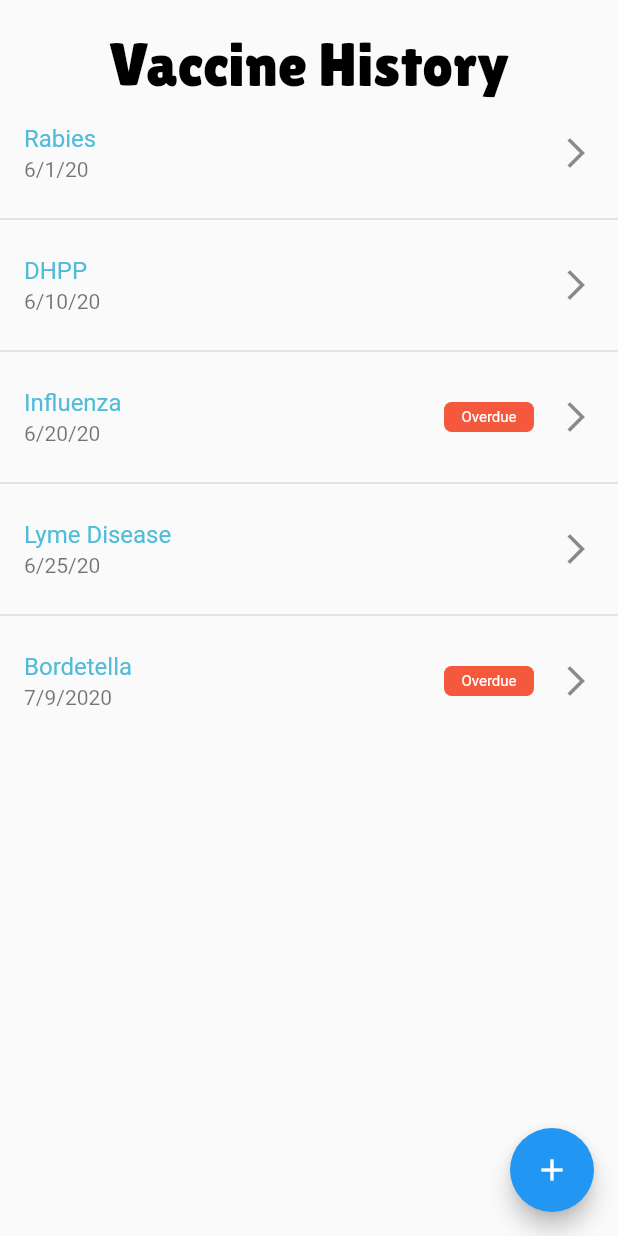
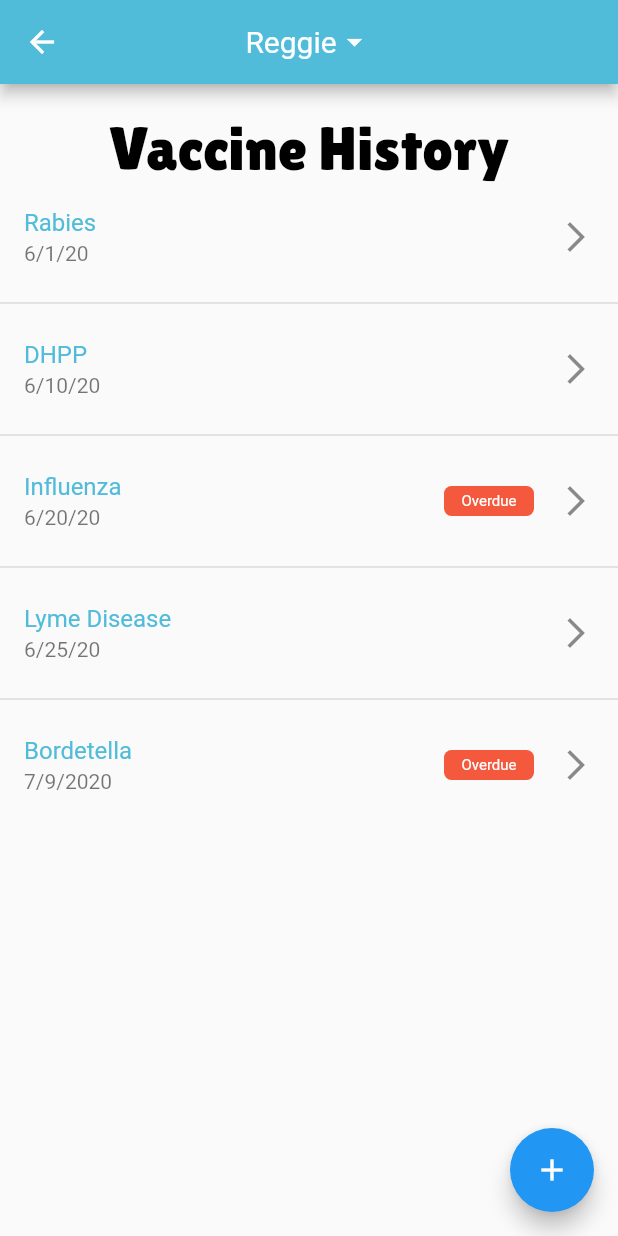
Before and after one commit to petcodeapp/interface-mobile, a Flutter app: the screen it shows once a user with an empty profile is signed in, item 3 of the bottom bar chosen, after a tap on "Vaccination History", on a phone screen of 412 x 824 dp. Run offline on Flutter 3.47's test engine with Material 2 defaults, Android fonts, the phone set to English and light mode, and no system bars; our stand-ins replace bottom_navy_bar, cloud_firestore, dots_indicator, email_validator, firebase_auth, firebase_storage and 9 more; missing offline and left inert: slimy_card; accounts and stored records are empty.

Commit message:
updated appbar and added to vaccination hist screen

```diff
--- a/lib/screens/medical_info_screen.dart
+++ b/lib/screens/medical_info_screen.dart
@@ -31,7 +31,7 @@ class _MedicalInfoScreenState extends State<MedicalInfoScreen> {
               value: _value,
               items: [
                 new DropdownMenuItem(
-                    child: new Text('Reggie',style: TextStyle(color: Colors.white),),
+                    child: new Text('Reggie',style: TextStyle(color: Colors.white, fontSize: 20.0),),
                     value: 'dog1',
                 )
               ],
--- a/lib/screens/vaccine_history_screen.dart
+++ b/lib/screens/vaccine_history_screen.dart
@@ -10,6 +10,7 @@ class _VaccineHistoryScreenState extends State<VaccineHistoryScreen> {
   List vaccines = ['Rabies', 'DHPP', 'Influenza', 'Lyme Disease', 'Bordetella'];
   List dates = ['6/1/20', '6/10/20', '6/20/20', '6/25/20', '7/9/2020'];
   List overdue = [false, false, true, false, true];
+  String _value = 'dog1';
 
   @override
   Widget build(BuildContext context) {
@@ -17,6 +18,38 @@ class _VaccineHistoryScreenState extends State<VaccineHistoryScreen> {
     double height = MediaQuery.of(context).size.height;
 
     return Scaffold(
+      appBar: AppBar(
+        backgroundColor: StyleConstants.blue,
+        centerTitle: true,
+        title: new Theme(
+          child: new DropdownButtonHideUnderline(
+            child: new DropdownButton(
+              iconEnabledColor: Colors.white,
+              dropdownColor: StyleConstants.blue,
+              value: _value,
+              items: [
+                new DropdownMenuItem(
+                  child: new Text(
+                    'Reggie',
+                    style: TextStyle(
+                      color: Colors.white,
+                      fontSize: 20.0,
+                    ),
+
+                  ),
+                  value: 'dog1',
+                )
+              ],
+              onChanged: (String value) {
+                setState(() {
+                  _value = value;
+                });
+              },
+            ),
+          ),
+          data: ThemeData.light(),
+        ),
+      ),
       floatingActionButton: FloatingActionButton(
         child: Icon(Icons.add),
         onPressed: () {},
@@ -34,8 +67,10 @@ class _VaccineHistoryScreenState extends State<VaccineHistoryScreen> {
             ),
             Expanded(
               child: ListView.separated(
-                separatorBuilder: (context, index){
-                  return Divider(thickness: 1.0,);
+                separatorBuilder: (context, index) {
+                  return Divider(
+                    thickness: 1.0,
+                  );
                 },
                 itemCount: vaccines.length,
                 itemBuilder: (context, index) {
```
